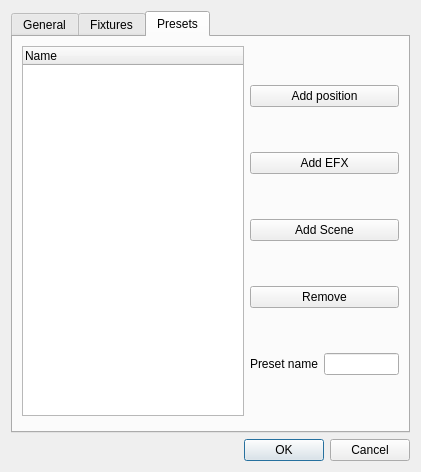
Old version of the form ui/src/virtualconsole/vcxypadproperties.ui in the repository mcallegari/qlcplus.
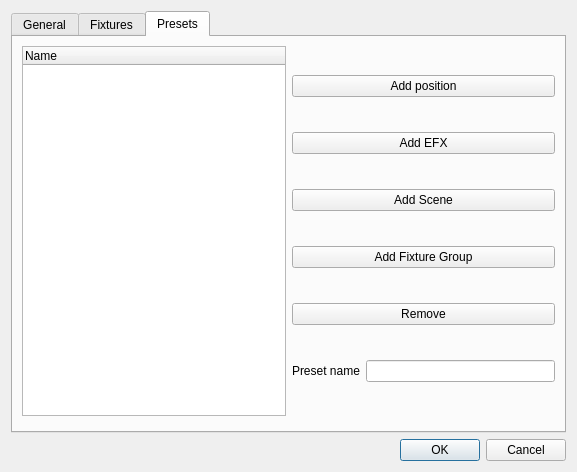
New version of the form. The open tabs and pages were chosen to show the change. Icons and pictures are not drawn.

Commit message:
Virtual Console/XYPad: added Fixture Group preset, to control a subgroup of Fixtures
Colored XYPad presets to quickly identify their meaning
Updated XYPad documentation

Patch:
```diff
--- a/ui/src/virtualconsole/vcxypadproperties.ui
+++ b/ui/src/virtualconsole/vcxypadproperties.ui
@@ -6,7 +6,7 @@
    <rect>
     <x>0</x>
     <y>0</y>
-    <width>421</width>
+    <width>577</width>
     <height>472</height>
    </rect>
   </property>
@@ -248,9 +248,15 @@
       </attribute>
       <layout class="QGridLayout" name="gridLayout_4">
        <item row="0" column="0">
-        <layout class="QGridLayout" name="gridLayout_3">
-         <item row="0" column="0">
+        <layout class="QHBoxLayout" name="horizontalLayout_3">
+         <item>
           <widget class="QTreeWidget" name="m_presetsTree">
+           <property name="sizePolicy">
+            <sizepolicy hsizetype="MinimumExpanding" vsizetype="Expanding">
+             <horstretch>0</horstretch>
+             <verstretch>0</verstretch>
+            </sizepolicy>
+           </property>
            <property name="rootIsDecorated">
             <bool>false</bool>
            </property>
@@ -264,7 +270,7 @@
            </column>
           </widget>
          </item>
-         <item row="0" column="1">
+         <item>
           <layout class="QVBoxLayout" name="m_presetLayout">
            <item>
             <widget class="QPushButton" name="m_addPositionButton">
@@ -299,6 +305,17 @@
              </property>
             </widget>
            </item>
+           <item>
+            <widget class="QPushButton" name="m_addFxGroupButton">
+             <property name="text">
+              <string>Add Fixture Group</string>
+             </property>
+             <property name="icon">
+              <iconset resource="../qlcui.qrc">
+               <normaloff>:/group.png</normaloff>:/group.png</iconset>
+             </property>
+            </widget>
+           </item>
            <item>
             <widget class="QPushButton" name="m_removePresetButton">
              <property name="text">
@@ -314,19 +331,34 @@
             <layout class="QHBoxLayout" name="horizontalLayout_2">
              <item>
               <widget class="QLabel" name="label">
+               <property name="sizePolicy">
+                <sizepolicy hsizetype="Minimum" vsizetype="Preferred">
+                 <horstretch>0</horstretch>
+                 <verstretch>0</verstretch>
+                </sizepolicy>
+               </property>
                <property name="text">
                 <string>Preset name</string>
                </property>
               </widget>
              </item>
              <item>
-              <widget class="QLineEdit" name="m_presetNameEdit"/>
+              <widget class="QLineEdit" name="m_presetNameEdit">
+               <property name="sizePolicy">
+                <sizepolicy hsizetype="MinimumExpanding" vsizetype="Fixed">
+                 <horstretch>0</horstretch>
+                 <verstretch>0</verstretch>
+                </sizepolicy>
+               </property>
+              </widget>
              </item>
             </layout>
            </item>
           </layout>
          </item>
-         <item row="1" column="0" colspan="2">
+        </layout>
+       </item>
+       <item row="1" column="0">
           <widget class="QFrame" name="frame_3">
            <property name="frameShape">
             <enum>QFrame::NoFrame</enum>
@@ -352,8 +384,6 @@
             </item>
            </layout>
           </widget>
-         </item>
-        </layout>
        </item>
       </layout>
      </widget>
```
Lines whose indentation alone changed are shown as unchanged. The commit also changes 9 other files.
